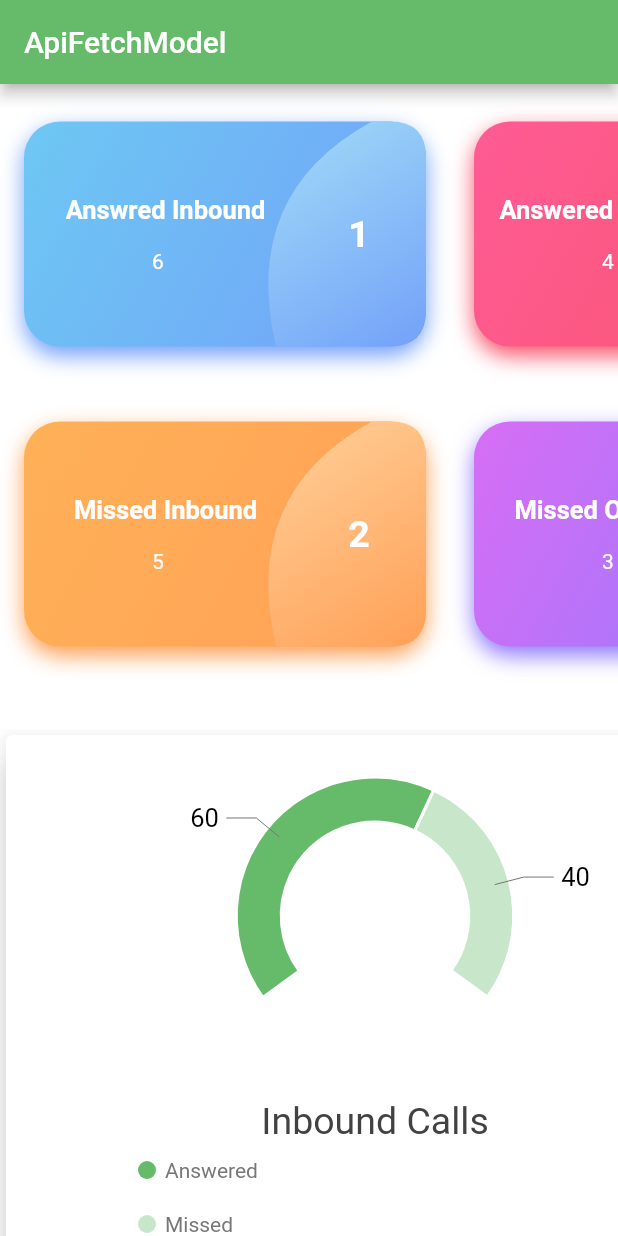
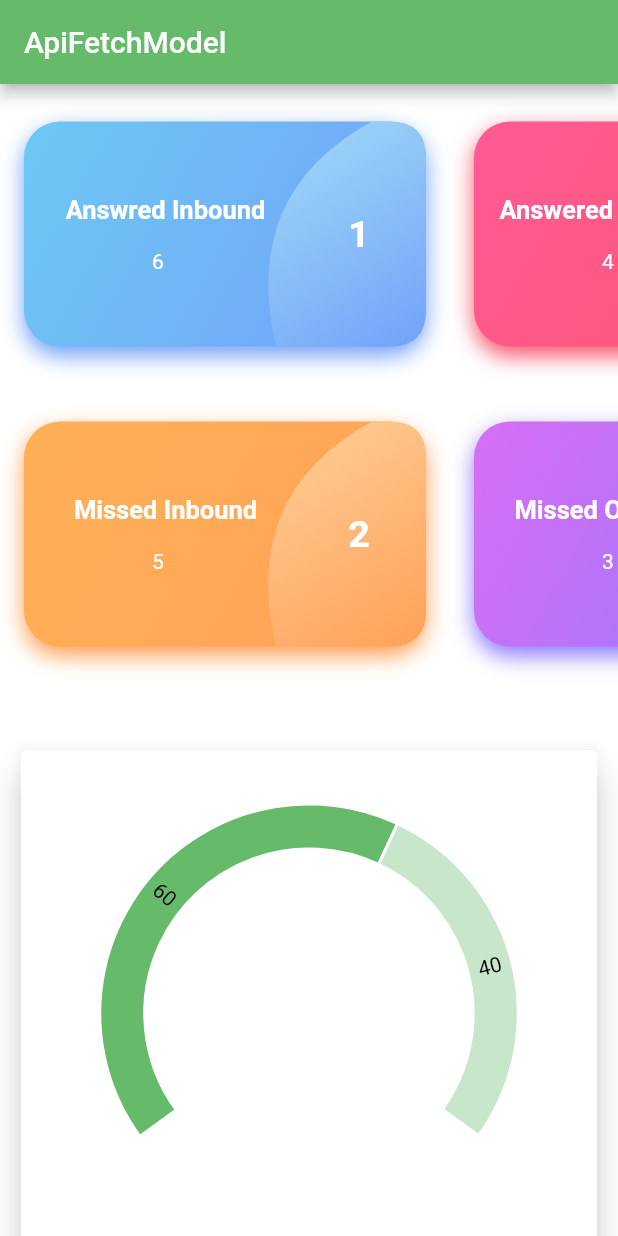
Before and after one commit to RohanSengupta326/RealTimeDashboard2, a Flutter app: the screen it shows after launch, on a phone screen of 412 x 824 dp. Run offline on Flutter 3.47's test engine with Material 2 defaults, Android fonts, the phone set to English and light mode, and no system bars; our stand-ins replace charts_flutter, get.

Commit message:
canges gauge graphs

```diff
--- a/lib/graphs/pieChartGauge.dart
+++ b/lib/graphs/pieChartGauge.dart
@@ -49,24 +49,27 @@ class _PieChartGaugeState extends State<PieChartGauge> {
               titleStyleSpec: charts.TextStyleSpec(fontSize: 25),
               behaviorPosition: charts.BehaviorPosition.bottom),
           charts.DatumLegend(
+            outsideJustification: charts.OutsideJustification.middleDrawArea,
             horizontalFirst: false,
             position: charts.BehaviorPosition.bottom,
             desiredMaxRows: 1,
             cellPadding: EdgeInsets.only(
-                bottom: 20, left: GetPlatform.isAndroid ? 80 : 110,),
+              bottom: 20,
+              left: GetPlatform.isAndroid ? 40 : 110,
+            ),
             entryTextStyle: charts.TextStyleSpec(
                 color: charts.MaterialPalette.gray.shade600, fontSize: 14),
           ),
         ],
         defaultRenderer: charts.ArcRendererConfig(arcRendererDecorators: [
           charts.ArcLabelDecorator(
-              labelPosition: charts.ArcLabelPosition.outside,
-              outsideLabelStyleSpec: charts.TextStyleSpec(
-                  fontSize: 17,
+              labelPosition: charts.ArcLabelPosition.inside,
+              insideLabelStyleSpec: charts.TextStyleSpec(
+                  fontSize: 14,
                   color: charts.ColorUtil.fromDartColor(Colors.black)))
         ], arcWidth: 30, startAngle: 4 / 5 * 3.14, arcLength: 7 / 5 * 3.14));
-        // arclength  = how much we are gapping from the circle to create gauge
-        // startAngle = from which angle gauge is starting
+    // arclength  = how much we are gapping from the circle to create gauge
+    // startAngle = from which angle gauge is starting
   }
 }
 
--- a/lib/homeview.dart
+++ b/lib/homeview.dart
@@ -89,34 +89,40 @@ class _HomeViewState extends State<HomeView> {
               child: Row(
                 children: [
                   Container(
-                    height: GetPlatform.isAndroid ? 370 : 500,
-                    width: GetPlatform.isAndroid ? 500 : 600,
+                    height: GetPlatform.isAndroid ? 500 : 500,
+                    width: GetPlatform.isAndroid ? Get.width : 600,
+                    padding: EdgeInsets.all(10),
                     child: Card(
                       elevation: 10,
                       child: Padding(
-                        padding: const EdgeInsets.all(8.0),
+                        padding: const EdgeInsets.all(16.0),
                         child: PieChartGauge(),
                       ),
                     ),
                   ),
+                  SizedBox(
+                    width: 30,
+                  ),
                   Container(
-                    height: GetPlatform.isAndroid ? 370 : 500,
-                    width: GetPlatform.isAndroid ? 500 : 600,
+                    height: GetPlatform.isAndroid ? 500 : 500,
+                    width: GetPlatform.isAndroid ? Get.width : 600,
+                    padding: EdgeInsets.all(10),
                     child: Card(
                       elevation: 10,
                       child: Padding(
-                        padding: const EdgeInsets.all(8.0),
+                        padding: const EdgeInsets.all(16.0),
                         child: PieChartGauge2(),
                       ),
                     ),
                   ),
                   Container(
-                    height: GetPlatform.isAndroid ? 370 : 500,
-                    width: GetPlatform.isAndroid ? 500 : 600,
+                    height: GetPlatform.isAndroid ? 500 : 500,
+                    width: GetPlatform.isAndroid ? Get.width : 600,
+                    padding: EdgeInsets.all(10),
                     child: Card(
                       elevation: 10,
                       child: Padding(
-                        padding: const EdgeInsets.all(8.0),
+                        padding: const EdgeInsets.all(16.0),
                         child: PieChartGauge3(),
                       ),
                     ),
```
Also changed, not shown: lib/graphs/pieChartGauge2.dart (+4 -4 lines), lib/graphs/pieChartGauge3.dart (+4 -4 lines).
